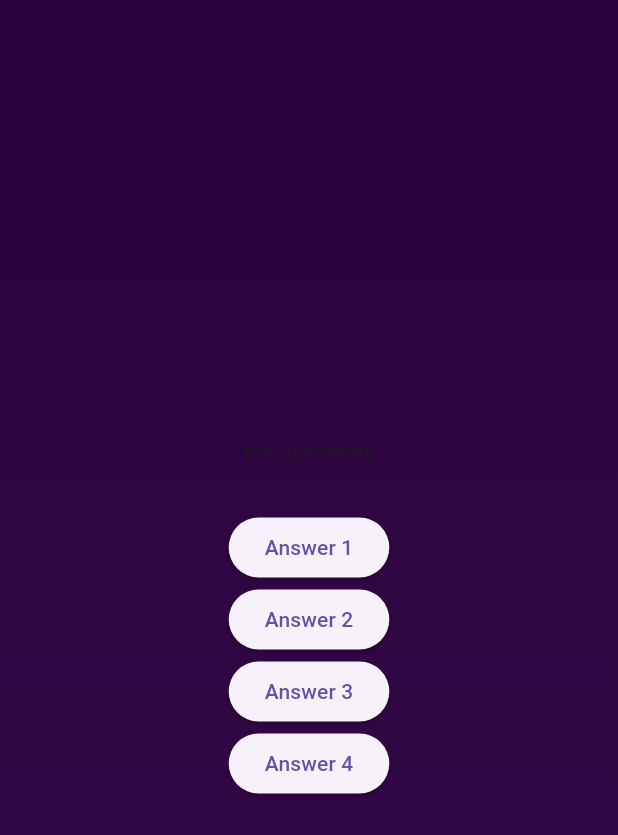
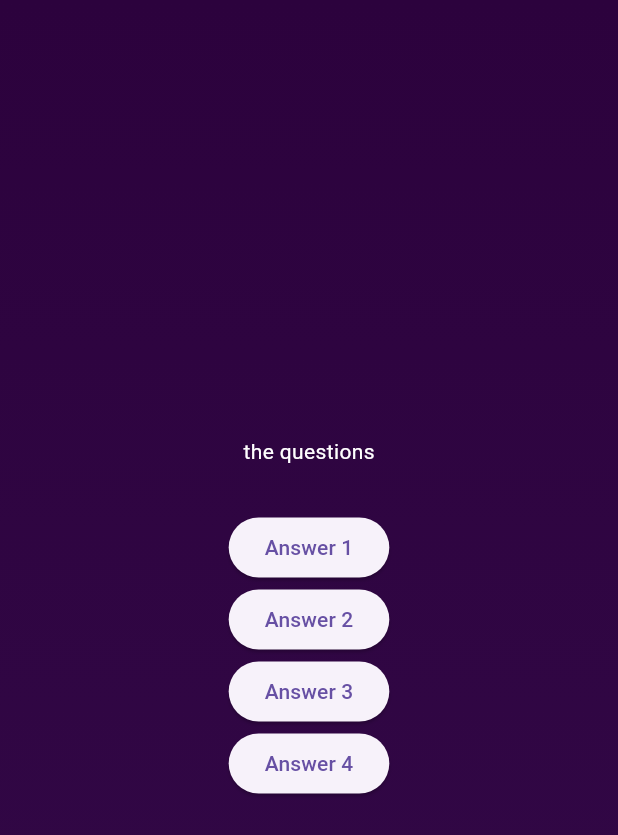
Before and after one commit to imrojhimal/Quiz_App_using_flutter, a Flutter app: the screen it shows after launch, after a tap on "Start Quiz", on a phone screen of 412 x 824 dp. Shown: the top 835 px of the screen. Run offline on Flutter 3.47's test engine with Material 3 defaults, Android fonts, the phone set to English and light mode, and no system bars.

Commit message:
updating question screen

```diff
--- a/lib/question_screen.dart
+++ b/lib/question_screen.dart
@@ -20,7 +20,7 @@ class _QuestionScreen extends State<QuestionScreen>
        Column(
          mainAxisAlignment:MainAxisAlignment.center,
         children:[
-        const Text('the questions'),
+        const Text(style: TextStyle(color:Colors.white),'the questions'),
         const  SizedBox(height: 30,),
          ElevatedButton(onPressed: (){}, child: const Text('Answer 1')),
          ElevatedButton(onPressed: (){}, child: const Text('Answer 2')),
```
